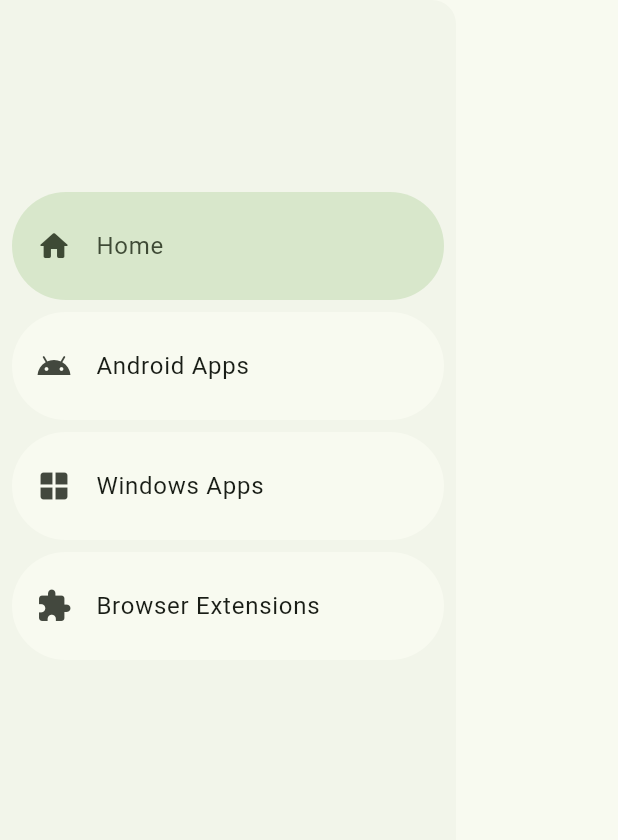
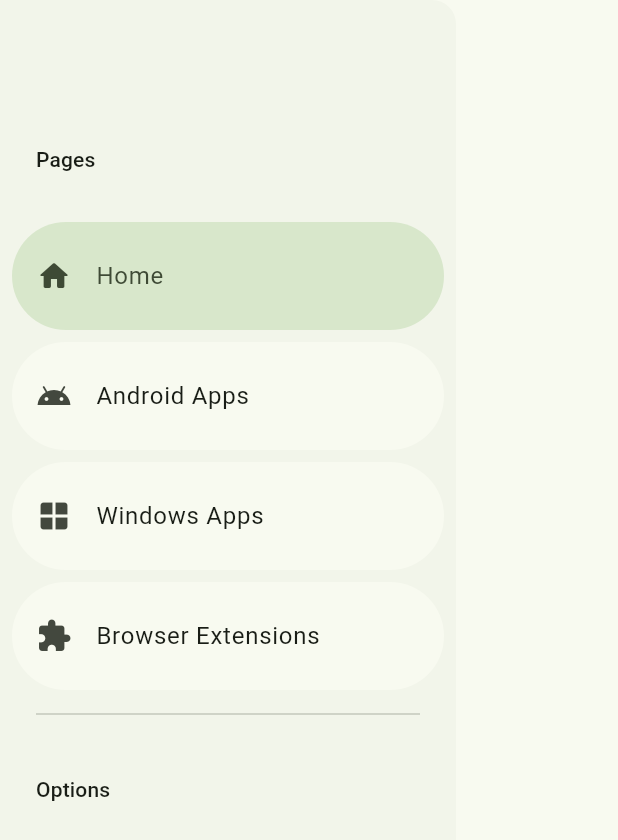
Before and after one commit to Az-21/reccr, a Flutter app: the M3Drawer widget shown alone on an empty page, opened directly, on a phone screen of 412 x 824 dp. Shown: the top 840 px of the screen. Run offline on Flutter 3.47's test engine with Material 2 defaults, Android fonts, the phone set to English and light mode, and no system bars; drawn by our look-alikes of dynamic_color; our stand-ins replace go_router.

Commit message:
Add drawer labels

```diff
--- a/lib/components/drawer.dart
+++ b/lib/components/drawer.dart
@@ -19,12 +19,15 @@ class M3Drawer extends StatelessWidget {
     return Drawer(
       elevation: 0,
       child: ListView(
-        padding: const EdgeInsets.fromLTRB(8, 128, 8, 0),
+        padding: const EdgeInsets.fromLTRB(8, 64, 8, 0),
         children: [
+          const _SectionLabel(text: "Pages"),
           _NavigationItem(title: "Home", icon: Icons.home_rounded, pageId: PageEnum.home, id: id),
           _NavigationItem(title: "Android Apps", icon: Icons.android, pageId: PageEnum.android, id: id),
           _NavigationItem(title: "Windows Apps", icon: Icons.window, pageId: PageEnum.android, id: id),
           _NavigationItem(title: "Browser Extensions", icon: Icons.extension, pageId: PageEnum.browser, id: id),
+          const Divider(indent: 16, endIndent: 16),
+          const _SectionLabel(text: "Options"),
         ],
       ),
     );
@@ -61,3 +64,17 @@ class _NavigationItem extends StatelessWidget {
     );
   }
 }
+
+class _SectionLabel extends StatelessWidget {
+  const _SectionLabel({required this.text});
+
+  final String text;
+
+  @override
+  Widget build(BuildContext context) {
+    return Padding(
+      padding: const EdgeInsets.fromLTRB(16, 32, 0, 32),
+      child: Text(text, style: Theme.of(context).textTheme.labelLarge),
+    );
+  }
+}
```
